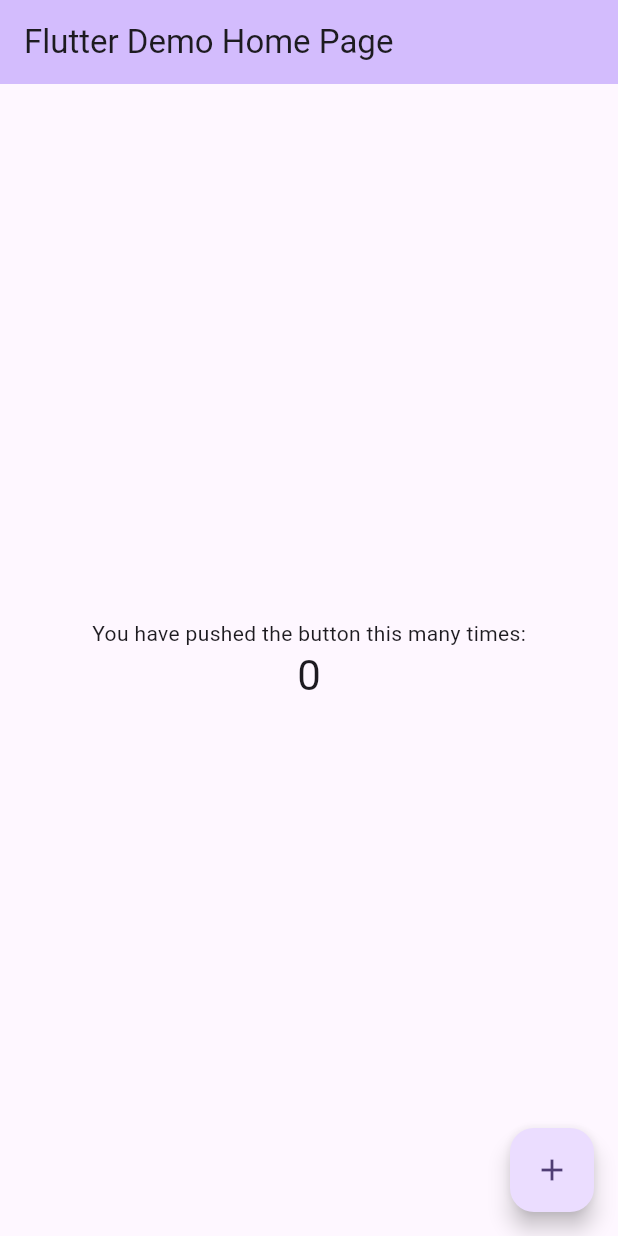
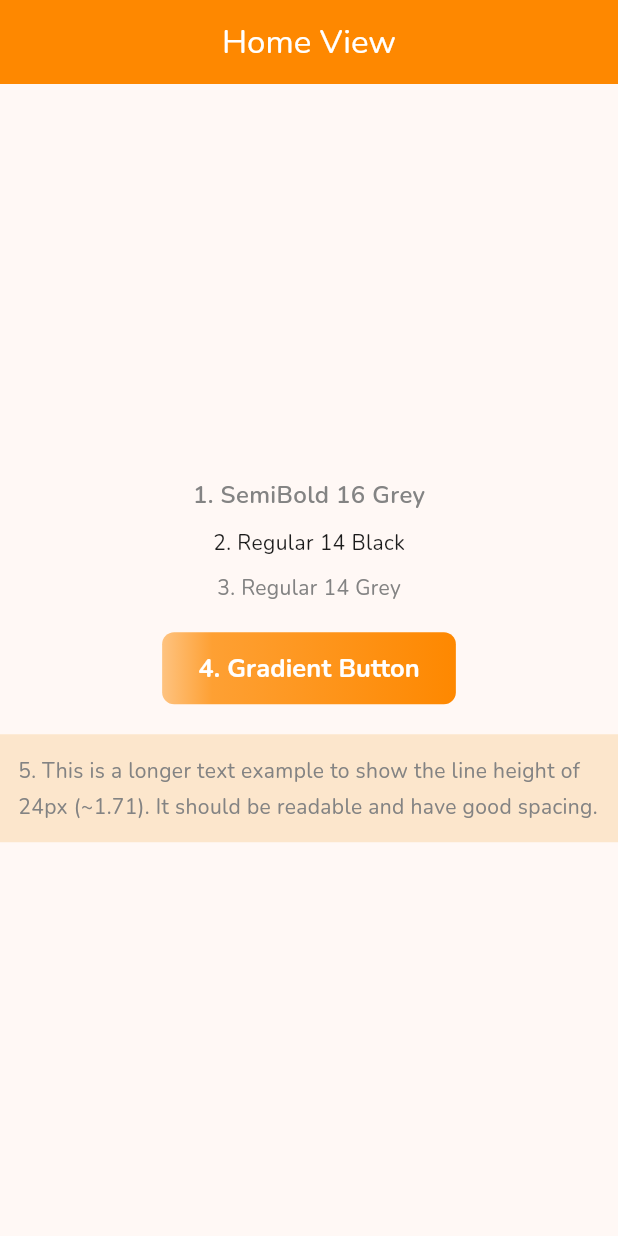
Before and after one commit to DeryaTelli/yemis, a Flutter app: the screen it shows after launch, on a phone screen of 412 x 824 dp. Run offline on Flutter 3.47's test engine with Material 3 defaults, Android fonts, the light colour scheme and no system bars; our stand-ins replace google_fonts.

Commit message:
add some folder and create colors and text style in utils

```diff
--- a/lib/main.dart
+++ b/lib/main.dart
@@ -1,4 +1,6 @@
 import 'package:flutter/material.dart';
+import 'utils/theme/app_theme.dart';
+import 'views/home_view.dart';
 
 void main() {
   runApp(const MyApp());
@@ -12,111 +14,9 @@ class MyApp extends StatelessWidget {
   Widget build(BuildContext context) {
     return MaterialApp(
       title: 'Flutter Demo',
-      theme: ThemeData(
-        // This is the theme of your application.
-        //
-        // TRY THIS: Try running your application with "flutter run". You'll see
-        // the application has a purple toolbar. Then, without quitting the app,
-        // try changing the seedColor in the colorScheme below to Colors.green
-        // and then invoke "hot reload" (save your changes or press the "hot
-        // reload" button in a Flutter-supported IDE, or press "r" if you used
-        // the command line to start the app).
-        //
-        // Notice that the counter didn't reset back to zero; the application
-        // state is not lost during the reload. To reset the state, use hot
-        // restart instead.
-        //
-        // This works for code too, not just values: Most code changes can be
-        // tested with just a hot reload.
-        colorScheme: .fromSeed(seedColor: Colors.deepPurple),
-      ),
-      home: const MyHomePage(title: 'Flutter Demo Home Page'),
+      debugShowCheckedModeBanner: false,
+      theme: AppTheme.lightTheme,
+      home: const HomeView(),
     );
   }
 }
-
-class MyHomePage extends StatefulWidget {
-  const MyHomePage({super.key, required this.title});
-
-  // This widget is the home page of your application. It is stateful, meaning
-  // that it has a State object (defined below) that contains fields that affect
-  // how it looks.
-
-  // This class is the configuration for the state. It holds the values (in this
-  // case the title) provided by the parent (in this case the App widget) and
-  // used by the build method of the State. Fields in a Widget subclass are
-  // always marked "final".
-
-  final String title;
-
-  @override
-  State<MyHomePage> createState() => _MyHomePageState();
-}
-
-class _MyHomePageState extends State<MyHomePage> {
-  int _counter = 0;
-
-  void _incrementCounter() {
-    setState(() {
-      // This call to setState tells the Flutter framework that something has
-      // changed in this State, which causes it to rerun the build method below
-      // so that the display can reflect the updated values. If we changed
-      // _counter without calling setState(), then the build method would not be
-      // called again, and so nothing would appear to happen.
-      _counter++;
-    });
-  }
-
-  @override
-  Widget build(BuildContext context) {
-    // This method is rerun every time setState is called, for instance as done
-    // by the _incrementCounter method above.
-    //
-    // The Flutter framework has been optimized to make rerunning build methods
-    // fast, so that you can just rebuild anything that needs updating rather
-    // than having to individually change instances of widgets.
-    return Scaffold(
-      appBar: AppBar(
-        // TRY THIS: Try changing the color here to a specific color (to
-        // Colors.amber, perhaps?) and trigger a hot reload to see the AppBar
-        // change color while the other colors stay the same.
-        backgroundColor: Theme.of(context).colorScheme.inversePrimary,
-        // Here we take the value from the MyHomePage object that was created by
-        // the App.build method, and use it to set our appbar title.
-        title: Text(widget.title),
-      ),
-      body: Center(
-        // Center is a layout widget. It takes a single child and positions it
-        // in the middle of the parent.
-        child: Column(
-          // Column is also a layout widget. It takes a list of children and
-          // arranges them vertically. By default, it sizes itself to fit its
-          // children horizontally, and tries to be as tall as its parent.
-          //
-          // Column has various properties to control how it sizes itself and
-          // how it positions its children. Here we use mainAxisAlignment to
-          // center the children vertically; the main axis here is the vertical
-          // axis because Columns are vertical (the cross axis would be
-          // horizontal).
-          //
-          // TRY THIS: Invoke "debug painting" (choose the "Toggle Debug Paint"
-          // action in the IDE, or press "p" in the console), to see the
-          // wireframe for each widget.
-          mainAxisAlignment: .center,
-          children: [
-            const Text('You have pushed the button this many times:'),
-            Text(
-              '$_counter',
-              style: Theme.of(context).textTheme.headlineMedium,
-            ),
-          ],
-        ),
-      ),
-      floatingActionButton: FloatingActionButton(
-        onPressed: _incrementCounter,
-        tooltip: 'Increment',
-        child: const Icon(Icons.add),
-      ),
-    );
-  }
-}
--- /dev/null
+++ b/lib/utils/constants/app_colors.dart
@@ -0,0 +1,63 @@
+import 'package:flutter/material.dart';
+
+class AppColors {
+  // Private constructor to prevent instantiation
+  AppColors._();
+
+  // 1. Uygulamanın genel rengi (Orange)
+  static const Color primaryColor = Color(0xFFFE8800);
+
+  // 2. Silik textbox yazısı (Grey)
+  static const Color hintTextColor = Color(0xFF838383);
+
+  // 3. Normal text yazısı (Dark Grey/Black)
+  static const Color primaryTextColor = Color(0xFF1B1B1B);
+
+  // 4. Button Rengi (Gradient)
+  static const LinearGradient primaryButtonGradient = LinearGradient(
+    colors: [
+      Color(0xFFFEC380), // 0%
+      Color(0xFFFEA033), // 17%
+      Color(0xFFFE8800), // 100%
+    ],
+    stops: [0.0, 0.17, 1.0],
+    begin: Alignment.centerLeft,
+    end: Alignment.centerRight,
+  );
+
+  // 5. Seçilmemiş buton yazısı (Black with 70% opacity)
+  static const Color unselectedButtonTextColor = Color(0xB3000000); // 0xB3 is approx 70% alpha
+
+  // 6. Ana uygulama geçiş yeri arka plan rengi (Orange Gradient)
+  static const LinearGradient mainAppTransitionBackgroundGradient = LinearGradient(
+    colors: [
+      Color(0xFFFEA033), // 17%
+      Color(0xFFF7AF5B), // 25%
+      Color(0xFFFE8800), // 80%
+    ],
+    stops: [0.17, 0.25, 0.80],
+    begin: Alignment.centerLeft, // Assuming linear default
+    end: Alignment.centerRight,
+  );
+
+  // 7. Gönüllü ol yeri arka planı (Green Gradient)
+  static const LinearGradient volunteerBackgroundGradient = LinearGradient(
+    colors: [
+      Color(0xFF22B05A), // 0%
+      Color(0xFF24F276), // 39%
+      Color(0xFF22B05A), // 100%
+    ],
+    stops: [0.0, 0.39, 1.0],
+    begin: Alignment.centerLeft,
+    end: Alignment.centerRight,
+  );
+
+  // 8. Lokasyonun çizgisinin rengi (Orange with 70% opacity)
+  static const Color locationLineColor = Color(0xB3EF9F27); // 0xB3 is approx 70% alpha
+
+  // 9. Yorum yerinin backgroundu ve profil sayfasındaki ayarların yeri (Orange with 30% opacity)
+  static const Color commentAndSettingsBackground = Color(0x4DD79C1D); // 0x4D is approx 30% alpha
+
+  // 10. Yemo yapay zekasının yazdığı mesaj kutusunun arka planı (Orange)
+  static const Color yemoMessageBackground = Color(0xFFEF9F27);
+}
--- /dev/null
+++ b/lib/utils/theme/app_theme.dart
@@ -0,0 +1,51 @@
+import 'package:flutter/material.dart';
+import 'package:google_fonts/google_fonts.dart';
+import '../constants/app_colors.dart';
+
+class AppTheme {
+  // Private constructor to prevent instantiation
+  AppTheme._();
+
+  static ThemeData get lightTheme {
+    return ThemeData(
+      useMaterial3: true,
+
+      // Define the color scheme based heavily on the primary orange color
+      colorScheme: ColorScheme.fromSeed(
+        seedColor: AppColors.primaryColor,
+        primary: AppColors.primaryColor,
+        // You can customize secondary, tertiary, etc. if needed
+      ),
+
+      // AppBar Theme
+      appBarTheme: const AppBarTheme(
+        backgroundColor: AppColors.primaryColor,
+        foregroundColor: Colors.white, // Text color on valid
+        centerTitle: true,
+      ),
+
+      // Text Theme - Apply Google Fonts globally
+      textTheme: GoogleFonts.nunitoTextTheme().apply(
+        bodyColor: AppColors.primaryTextColor,
+        displayColor: AppColors.primaryTextColor,
+      ),
+
+      // Input Decoration Theme (for TextFields)
+      inputDecorationTheme: const InputDecorationTheme(
+        hintStyle: TextStyle(color: AppColors.hintTextColor),
+        // Add more default styling like borders if desired
+      ),
+
+      // Button Theme (ElevatedButton)
+      elevatedButtonTheme: ElevatedButtonThemeData(
+        style: ElevatedButton.styleFrom(
+          backgroundColor: AppColors.primaryColor, // Default background
+          foregroundColor: Colors.white, // Default text color
+          disabledBackgroundColor: Colors.grey[300],
+          disabledForegroundColor: AppColors.unselectedButtonTextColor, // "5. Seçilmemiş buton yazısı"
+          textStyle: GoogleFonts.nunito(fontSize: 16, fontWeight: FontWeight.bold), // Default button text style
+        ),
+      ),
+    );
+  }
+}
--- /dev/null
+++ b/lib/utils/theme/text_styles_custom.dart
@@ -0,0 +1,52 @@
+import 'package:flutter/material.dart';
+import 'package:google_fonts/google_fonts.dart';
+
+class CustomTextStyles {
+  CustomTextStyles._();
+
+  // --- Nunito ---
+
+  // Black (0xFF1B1B1B)
+  static TextStyle get regular14Black => GoogleFonts.nunito(fontSize: 14, fontWeight: FontWeight.w400, color: const Color(0xFF1B1B1B));
+
+  // Grey (0xFF838383)
+  static TextStyle get regular14Grey => GoogleFonts.nunito(fontSize: 14, fontWeight: FontWeight.w400, color: const Color(0xFF838383));
+  static TextStyle get italic14Grey => GoogleFonts.nunito(fontSize: 14, fontWeight: FontWeight.w400, fontStyle: FontStyle.italic, color: const Color(0xFF838383));
+  static TextStyle get regular14GreyHeight => GoogleFonts.nunito(fontSize: 14, fontWeight: FontWeight.w400, color: const Color(0xFF838383), height: 24 / 14); // ~1.71
+  static TextStyle get semiBold16Grey => GoogleFonts.nunito(fontSize: 16, fontWeight: FontWeight.w600, color: const Color(0xFF838383));
+  static TextStyle get semiBold16GreyCompact => GoogleFonts.nunito(fontSize: 16, fontWeight: FontWeight.w600, color: const Color(0xFF838383), height: 22 / 16, letterSpacing: -0.4);
+
+  // Dark Grey (0xFF4F4F4F)
+  static TextStyle get semiBold14DarkGrey => GoogleFonts.nunito(fontSize: 14, fontWeight: FontWeight.w600, color: const Color(0xFF4F4F4F), height: 20 / 14, letterSpacing: -0.24);
+  static TextStyle get regular16DarkGrey => GoogleFonts.nunito(fontSize: 16, fontWeight: FontWeight.w400, color: const Color(0xFF4F4F4F));
+  static TextStyle get semiBold16DarkGreyDense => GoogleFonts.nunito(fontSize: 16, fontWeight: FontWeight.w600, color: const Color(0xFF4F4F4F), height: 12 / 16, letterSpacing: -0.2);
+  static TextStyle get semiBold16DarkGreyCompact => GoogleFonts.nunito(fontSize: 16, fontWeight: FontWeight.w600, color: const Color(0xFF4F4F4F), height: 22 / 16, letterSpacing: -0.4);
+  static TextStyle get bold16DarkGreyCompact => GoogleFonts.nunito(fontSize: 16, fontWeight: FontWeight.w700, color: const Color(0xFF4F4F4F), height: 22 / 16, letterSpacing: -0.4);
+  static TextStyle get extraBold16DarkGrey => GoogleFonts.nunito(fontSize: 16, fontWeight: FontWeight.w800, color: const Color(0xFF4F4F4F)); // Unified color
+  static TextStyle get extraBold16DarkGreyCompact => GoogleFonts.nunito(fontSize: 16, fontWeight: FontWeight.w800, color: const Color(0xFF4F4F4F), height: 22 / 16, letterSpacing: -0.4);
+  static TextStyle get extraBold20DarkGrey => GoogleFonts.nunito(fontSize: 20, fontWeight: FontWeight.w800, color: const Color(0xFF4F4F4F), height: 26 / 20, letterSpacing: -0.24);
+  static TextStyle get extraBold20DarkGreyCompact => GoogleFonts.nunito(fontSize: 20, fontWeight: FontWeight.w800, color: const Color(0xFF4F4F4F), height: 22 / 20, letterSpacing: -0.4);
+
+  // White (0xFFFFFFFF)
+  static TextStyle get medium16White => GoogleFonts.nunito(fontSize: 16, fontWeight: FontWeight.w500, color: Colors.white);
+  static TextStyle get regular16White => GoogleFonts.nunito(fontSize: 16, fontWeight: FontWeight.w400, color: Colors.white);
+  static TextStyle get semiBold16WhiteCompact => GoogleFonts.nunito(fontSize: 16, fontWeight: FontWeight.w600, color: Colors.white, height: 22 / 16, letterSpacing: -0.4);
+  static TextStyle get bold17White => GoogleFonts.nunito(fontSize: 17, fontWeight: FontWeight.w700, color: Colors.white, height: 26 / 17, letterSpacing: 0.1);
+
+  // Primary Orange (0xFFFE8800)
+  static TextStyle get bold14Primary => GoogleFonts.nunito(fontSize: 14, fontWeight: FontWeight.w700, color: const Color(0xFFFE8800), height: 24 / 14);
+  static TextStyle get semiBold16Primary => GoogleFonts.nunito(fontSize: 16, fontWeight: FontWeight.w600, color: const Color(0xFFFE8800), height: 1.2);
+
+  // Other Primary Orange (0xFFEF9F27)
+  static TextStyle get semiBold16PrimaryDense => GoogleFonts.nunito(fontSize: 16, fontWeight: FontWeight.w600, color: const Color(0xFFEF9F27), height: 12 / 16, letterSpacing: -0.2);
+
+  // --- Orelega One ---
+
+  static TextStyle get orelegaOne18DarkGrey => GoogleFonts.orelegaOne(fontSize: 18, fontWeight: FontWeight.w400, color: const Color(0xFF4F4F4F));
+  static TextStyle get orelegaOne32White => GoogleFonts.orelegaOne(fontSize: 32, fontWeight: FontWeight.w400, color: Colors.white);
+  static TextStyle get orelegaOne32Primary => GoogleFonts.orelegaOne(fontSize: 32, fontWeight: FontWeight.w400, color: const Color(0xFFFE8800), height: 1.2);
+
+  // --- Plus Jakarta Sans ---
+
+  static TextStyle get plusJakartaSansSemiBold22Black => GoogleFonts.plusJakartaSans(fontSize: 22, fontWeight: FontWeight.w600, color: const Color(0xFF1B1B1B), height: 30 / 22);
+}
--- /dev/null
+++ b/lib/views/home_view.dart
@@ -0,0 +1,65 @@
+import 'package:flutter/material.dart';
+import '../utils/constants/app_colors.dart';
+import '../utils/theme/text_styles_custom.dart';
+
+class HomeView extends StatelessWidget {
+  const HomeView({super.key});
+
+  @override
+  Widget build(BuildContext context) {
+    return Scaffold(
+      appBar: AppBar(
+        title: const Text("Home View"),
+      ),
+      body: Center(
+        child: Column(
+          mainAxisAlignment: MainAxisAlignment.center,
+          children: [
+            Text(
+              "1. SemiBold 16 Grey",
+              style: CustomTextStyles.semiBold16Grey,
+            ),
+            const SizedBox(height: 10),
+            Text(
+              "2. Regular 14 Black",
+              style: CustomTextStyles.regular14Black,
+            ),
+            const SizedBox(height: 10),
+            Text(
+              "3. Regular 14 Grey",
+              style: CustomTextStyles.regular14Grey,
+            ),
+            const SizedBox(height: 20),
+            // Example of using the gradient button concept (custom widget would be better)
+            Container(
+              decoration: const BoxDecoration(
+                gradient: AppColors.primaryButtonGradient,
+                borderRadius: BorderRadius.all(Radius.circular(8)),
+              ),
+              child: ElevatedButton(
+                onPressed: () {},
+                style: ElevatedButton.styleFrom(
+                  backgroundColor: Colors.transparent,
+                  shadowColor: Colors.transparent,
+                  foregroundColor: Colors.white,
+                  // 4. Bold 17 White for button
+                  textStyle: CustomTextStyles.bold17White,
+                ),
+                child: const Text("4. Gradient Button"),
+              ),
+            ),
+            const SizedBox(height: 20),
+            Container(
+              padding: const EdgeInsets.all(12),
+              color: AppColors.yemoMessageBackground.withOpacity(0.2),
+              child: Text(
+                "5. This is a longer text example to show the line height of 24px (~1.71). It should be readable and have good spacing.",
+                style: CustomTextStyles.regular14GreyHeight,
+              ),
+            ),
+          ],
+        ),
+      ),
+    );
+  }
+}
--- a/pubspec.yaml
+++ b/pubspec.yaml
@@ -34,6 +34,7 @@ dependencies:
   # The following adds the Cupertino Icons font to your application.
   # Use with the CupertinoIcons class for iOS style icons.
   cupertino_icons: ^1.0.8
+  google_fonts: ^8.0.1
 
 dev_dependencies:
   flutter_test:
```
Also changed, not shown: pubspec.lock.
